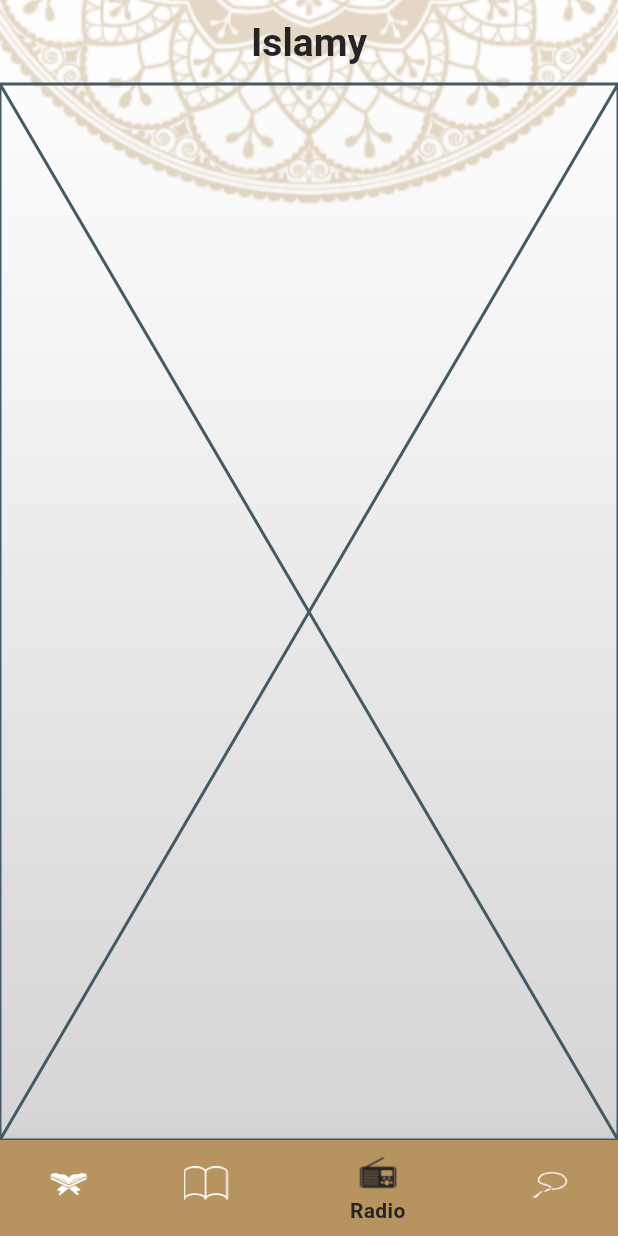
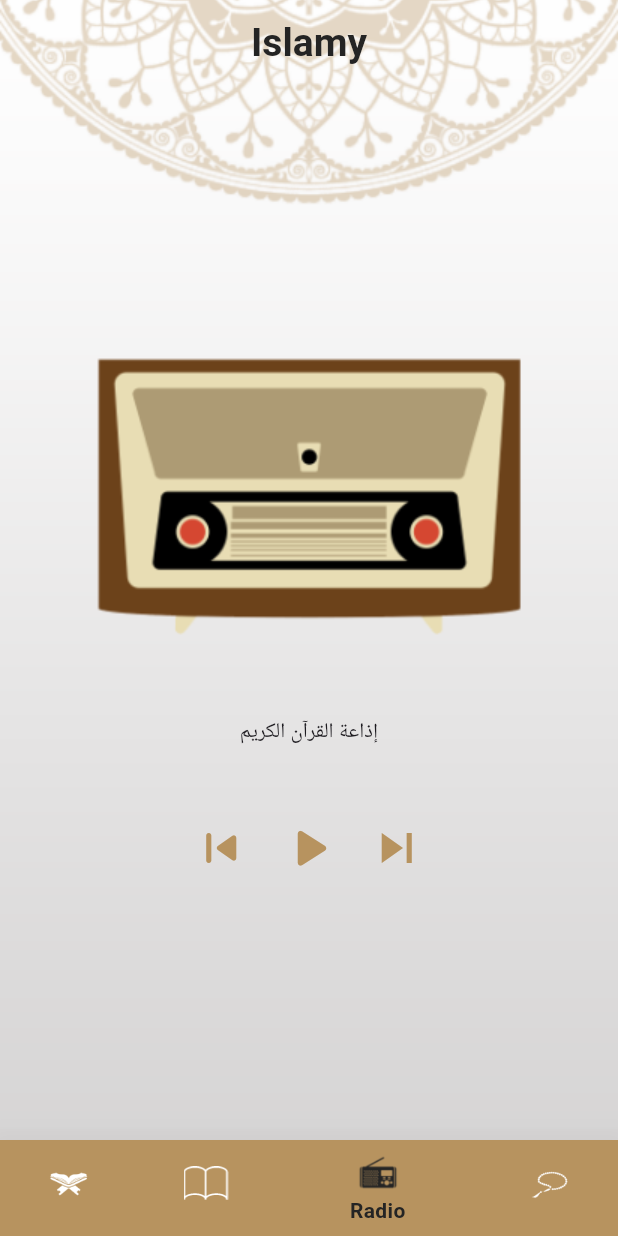
Before and after one commit to saraalbagory/islamy_application, a Flutter app: the screen it shows after launch, item 3 of the bottom bar chosen, on a phone screen of 412 x 824 dp. Run offline on Flutter 3.47's test engine with Material 3 defaults, Android fonts, the light colour scheme and no system bars.

Commit message:
did the radio screen ui and edit the splash screen

```diff
--- a/flutter_native_splash.yaml
+++ b/flutter_native_splash.yaml
@@ -15,7 +15,7 @@ flutter_native_splash:
   # splash screen to a png image.  This is useful for gradients. The image will be stretch to the
   # size of the app. Only one parameter can be used, color and background_image cannot both be set.
   # color: "#42a5f5"
-  background_image: "assets/splash/splash2.png"
+  background_image: "assets/splash/splash.png"
 
   # Optional parameters are listed below.  To enable a parameter, uncomment the line by removing
   # the leading # character.
--- a/lib/pages/radio_screen.dart
+++ b/lib/pages/radio_screen.dart
@@ -5,6 +5,34 @@ class RadioScreen extends StatelessWidget {
 
   @override
   Widget build(BuildContext context) {
-    return const Placeholder();
+    return Center(
+      child: Container(
+       // margin:EdgeInsets.all(20) ,
+        height:  MediaQuery.of(context).size.height*0.5,
+        child: Scaffold(
+          body: Column(
+           mainAxisAlignment:MainAxisAlignment.spaceAround,
+            crossAxisAlignment: CrossAxisAlignment.center,
+            children: [
+              Image.asset("assets/images/radio_image.png"),
+              //   SizedBox(
+              //   height: MediaQuery.of(context).size.height*0.15,
+              // ),
+              const Text("إذاعة القرآن الكريم"),
+
+              Row(
+                mainAxisAlignment: MainAxisAlignment.center,
+                children: [
+                  IconButton(onPressed: (){}, icon: Icon(Icons.skip_previous_rounded,color: Theme.of(context).primaryColor,size: 40,)),
+                  IconButton(onPressed: (){}, icon: Icon(Icons.play_arrow_rounded,color: Theme.of(context).primaryColor,size: 45,)),
+                  IconButton(onPressed: (){}, icon: Icon(Icons.skip_next,color: Theme.of(context).primaryColor,size: 40,)),
+                ],
+
+              )
+            ],
+          ),
+        ),
+      ),
+    );
   }
 }
--- a/lib/screens/quraan_virses_screen.dart
+++ b/lib/screens/quraan_virses_screen.dart
@@ -58,7 +58,7 @@ class QuraanVirsesScreen extends StatelessWidget {
                     return ListView.builder(
                       itemBuilder: (context, index) {
                         return Text(
-                          verses[index],
+                          '${verses[index]}\u06DD',
                           style: const TextStyle(
                             fontSize: 12,
                             color: Colors.black
```
Also changed, not shown: assets/splash/splash.png, assets/splash/splashicon.png, 15 other files.
